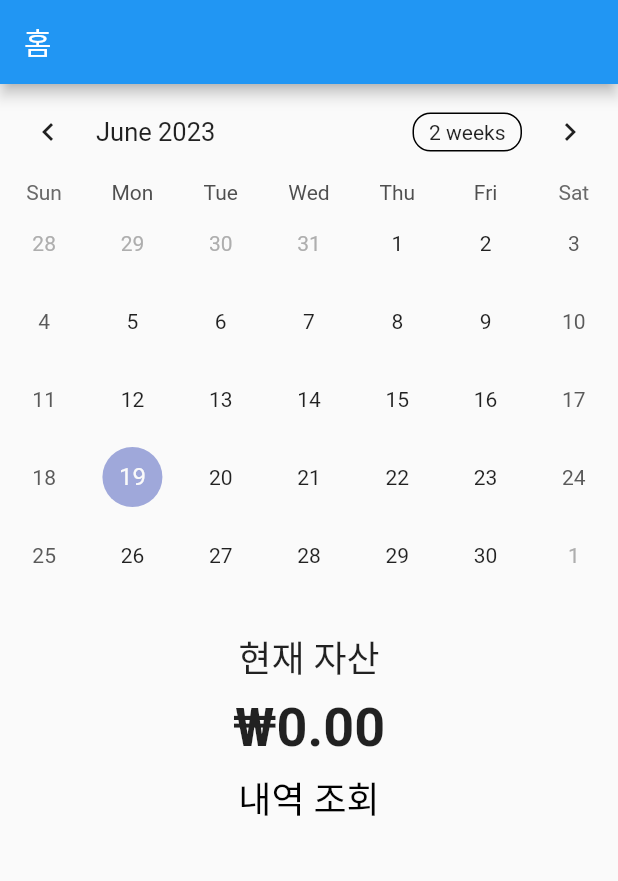
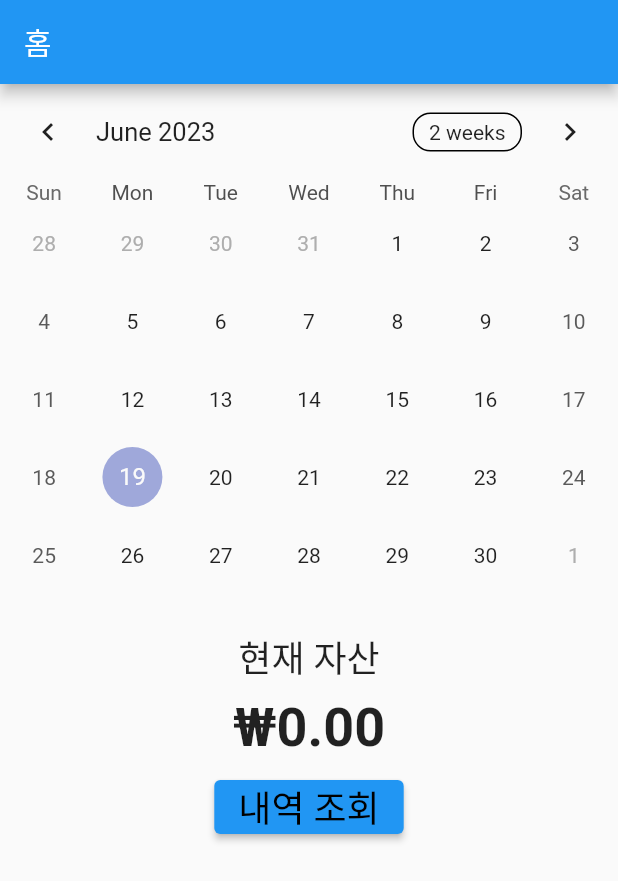
Before and after one commit to xide-projext/mid_project_8, a Flutter app: the screen it shows after launch, on a phone screen of 412 x 824 dp. Shown: the top 881 px of the screen. Run offline on Flutter 3.47's test engine with Material 2 defaults, Android fonts, the phone set to English and light mode, and no system bars; drawn by our look-alikes of table_calendar; our stand-ins replace shared_preferences.

Commit message:
투자 page added

```diff
--- a/midterm/lib/main.dart
+++ b/midterm/lib/main.dart
@@ -17,6 +17,9 @@ class BudgetApp extends StatelessWidget {
         primarySwatch: Colors.blue,
       ),
       home: const MainPage(),
+      routes: {
+        '/stock': (context) => const StockPage(),
+      },
     );
   }
 }
@@ -32,17 +35,24 @@ class MainPageState extends State<MainPage> {
   final double _showtotal = 0.0;
 
   @override
-  void initState() {
-    super.initState();
-  }
-
-  @override
   Widget build(BuildContext context) {
     return Scaffold(
       appBar: AppBar(
         title: const Text('홈'),
       ),
-      body: SingleChildScrollView(
+      body: MainPageContent(showTotal: _showtotal),
+    );
+  }
+}
+
+class MainPageContent extends StatelessWidget {
+  final double showTotal;
+
+  const MainPageContent({Key? key, required this.showTotal}) : super(key: key);
+
+  @override
+  Widget build(BuildContext context) {
+    return SingleChildScrollView(
       child: Column(
         children: <Widget>[
           TableCalendar(
@@ -57,8 +67,7 @@ class MainPageState extends State<MainPage> {
               crossAxisAlignment: CrossAxisAlignment.center,
               children: <Widget>[
                 const Padding(
-                    padding:
-                        EdgeInsets.symmetric(horizontal: 16.0, vertical: 8.0),
+                  padding: EdgeInsets.symmetric(horizontal: 16.0, vertical: 8.0),
                   child: Text(
                     '현재 자산',
                     style: TextStyle(fontSize: 24.0),
@@ -67,22 +76,18 @@ class MainPageState extends State<MainPage> {
                 Padding(
                   padding: const EdgeInsets.symmetric(horizontal: 16.0),
                   child: Text(
-                      '\u20A9${(_showtotal).toStringAsFixed(2)}',
-                      style: const TextStyle(
-                          fontSize: 36.0, fontWeight: FontWeight.bold),
+                    '\u20A9${(showTotal).toStringAsFixed(2)}',
+                    style: const TextStyle(fontSize: 36.0, fontWeight: FontWeight.bold),
                   ),
                 ),
                 Padding(
-                    padding: const EdgeInsets.symmetric(
-                        horizontal: 16.0, vertical: 8.0),
+                  padding: const EdgeInsets.symmetric(horizontal: 16.0, vertical: 8.0),
                   child: Container(
-                      child: GestureDetector(
-                        onTap: () {
+                    child: ElevatedButton(
+                      onPressed: () {
                         Navigator.push(
                           context,
-                            MaterialPageRoute(
-                              builder: (context) => const BudgetScreen(),
-                            ),
+                          MaterialPageRoute(builder: (context) => const BudgetScreen()),
                         );
                       },
                       child: const Text(
@@ -101,11 +106,9 @@ class MainPageState extends State<MainPage> {
           ),
         ],
       ),
-      ),
     );
   }
 }
-
 class BudgetScreen extends StatefulWidget {
   const BudgetScreen({Key? key}) : super(key: key);
 
@@ -588,3 +591,30 @@ class ExtraBudgetScreenState extends State<ExtraBudgetScreen> {
     );
   }
 }
+class StockPageContent extends StatelessWidget {
+  const StockPageContent({Key? key}) : super(key: key);
+
+  @override
+  Widget build(BuildContext context) {
+    return const Center(
+      child: Text(
+        'Stock Page',
+        style: TextStyle(fontSize: 24.0),
+      ),
+    );
+  }
+}
+
+class StockPage extends StatelessWidget {
+  const StockPage({Key? key}) : super(key: key);
+
+  @override
+  Widget build(BuildContext context) {
+    return Scaffold(
+      appBar: AppBar(
+        title: const Text('투자'),
+      ),
+      body: StockPageContent(),
+    );
+  }
+}
```
Lines whose indentation alone changed are shown as unchanged.
